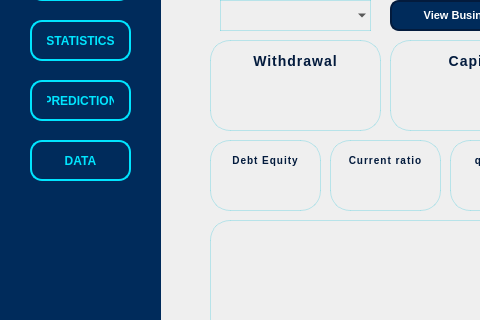
JayDrop00/Paldo, file Final.ui: the form before one commit; both pictures show x 0 to 480 and y 140 to 460 of the 875 by 628 pixel window.
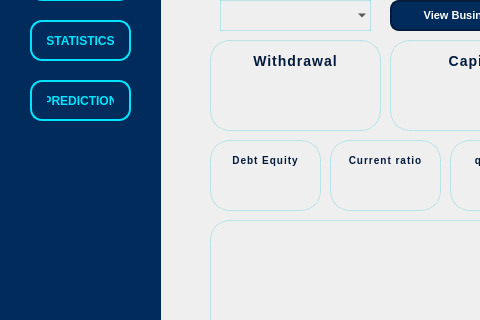
The form after the commit. Icons and pictures are not drawn.

Diff of the .ui file:
```diff
--- a/Final.ui
+++ b/Final.ui
@@ -316,49 +316,6 @@
        <string>LOG OUT</string>
       </property>
      </widget>
-     <widget class="QPushButton" name="dataPushButton">
-      <property name="geometry">
-       <rect>
-        <x>30</x>
-        <y>210</y>
-        <width>101</width>
-        <height>41</height>
-       </rect>
-      </property>
-      <property name="cursor">
-       <cursorShape>PointingHandCursor</cursorShape>
-      </property>
-      <property name="styleSheet">
-       <string notr="true">QPushButton {
-    background-color: transparent;
-    color: #00E5FF;
-    font-family: &quot;Segoe UI&quot;;
-    font-size: 9pt;
-    font-weight: 500;
-    border: 2px solid #00E5FF;
-    border-radius: 12px;
-    padding: 5px 15px;
-}
-
-QPushButton:hover {
-    background-color: rgba(0, 229, 255, 0.1);
-}
-
-QPushButton:pressed {
-    background-color: rgba(0, 229, 255, 0.2);
-}
-
-QPushButton:checked {
-    background-color: #00E5FF;
-    color: #001F3F;
-}
-
-</string>
-      </property>
-      <property name="text">
-       <string>DATA</string>
-      </property>
-     </widget>
     </widget>
     <widget class="QStackedWidget" name="stackedWidget">
      <property name="geometry">
```
